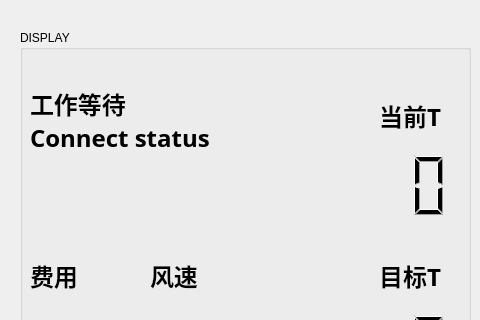
Qt form Client/client.ui (AlphaGoMK/AirConditioningSystem) before a commit; both pictures show x 0 to 480 and y 0 to 320 of the 777 by 549 pixel window.
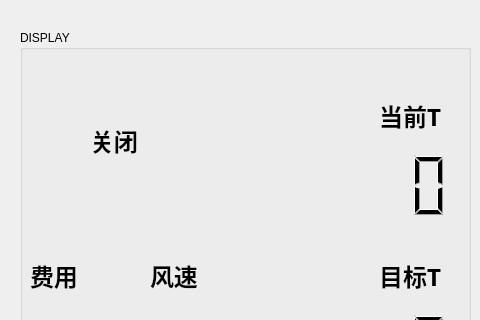
The same form after that commit.

```diff
--- a/Client/client.ui
+++ b/Client/client.ui
@@ -222,10 +222,10 @@
    <widget class="QLabel" name="label">
     <property name="geometry">
      <rect>
-      <x>10</x>
+      <x>70</x>
       <y>40</y>
-      <width>201</width>
-      <height>101</height>
+      <width>141</width>
+      <height>141</height>
      </rect>
     </property>
     <property name="font">
@@ -237,8 +237,7 @@
      </font>
     </property>
     <property name="text">
-     <string>工作等待
-Connect status</string>
+     <string>关闭</string>
     </property>
    </widget>
    <widget class="QLabel" name="label_2">
```
